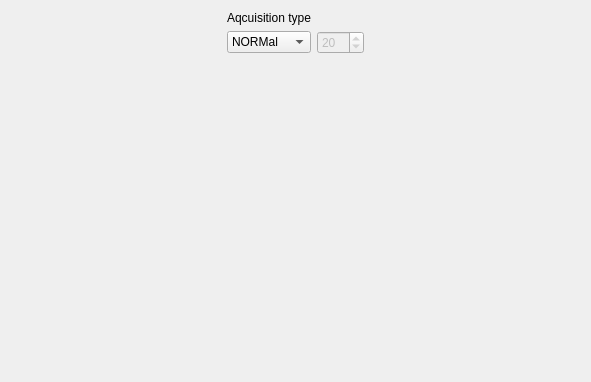
Above: KeysightXSeries/KeysightXSeries.ui from Cardoran/naqslab_devices before the change. Below: the same form after it.
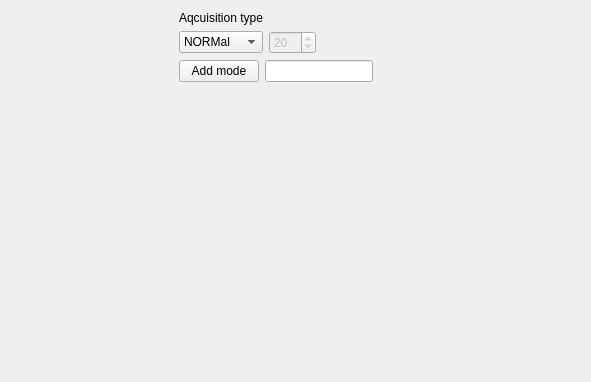
That is the form after the change.

Commit message: added functionality to keysight osci modes

Diff of the .ui file:
```diff
--- a/KeysightXSeries/KeysightXSeries.ui
+++ b/KeysightXSeries/KeysightXSeries.ui
@@ -73,6 +73,50 @@
            </property>
           </widget>
          </item>
+         <item>
+          <spacer name="horizontalSpacer_3">
+           <property name="orientation">
+            <enum>Qt::Horizontal</enum>
+           </property>
+           <property name="sizeHint" stdset="0">
+            <size>
+             <width>40</width>
+             <height>20</height>
+            </size>
+           </property>
+          </spacer>
+         </item>
+        </layout>
+       </item>
+       <item>
+        <layout class="QVBoxLayout" name="mode_layout">
+         <item>
+          <layout class="QHBoxLayout" name="horizontalLayout_3">
+           <item>
+            <widget class="QPushButton" name="button_add_mode">
+             <property name="text">
+              <string>Add mode</string>
+             </property>
+            </widget>
+           </item>
+           <item>
+            <widget class="QLineEdit" name="mode_label"/>
+           </item>
+           <item>
+            <spacer name="horizontalSpacer_4">
+             <property name="orientation">
+              <enum>Qt::Horizontal</enum>
+             </property>
+             <property name="sizeHint" stdset="0">
+              <size>
+               <width>40</width>
+               <height>20</height>
+              </size>
+             </property>
+            </spacer>
+           </item>
+          </layout>
+         </item>
         </layout>
        </item>
       </layout>
```
The commit also changes 3 other files.
